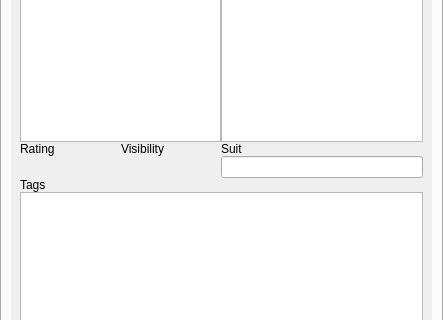
subsurface/subsurface, file qt-ui/maintab.ui: the form before one commit; both pictures show x 0 to 443 and y 211 to 531 of the 443 by 815 pixel window.
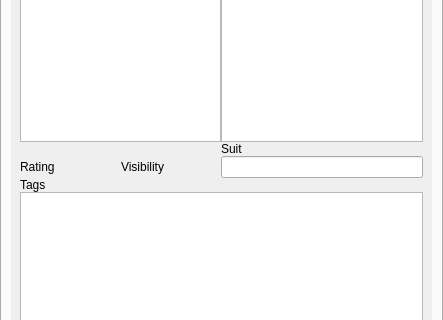
The form after the commit. Icons and pictures are not drawn. Custom widgets are drawn as their Qt base class.

Commit message:
Maintab combobox to set dive type
still needs some work

```diff
--- a/qt-ui/maintab.ui
+++ b/qt-ui/maintab.ui
@@ -175,28 +175,28 @@
            <number>0</number>
           </property>
           <item>
-           <widget class="QLabel" name="RatingLabel">
+           <widget class="StarWidget" name="rating" native="true">
             <property name="sizePolicy">
              <sizepolicy hsizetype="MinimumExpanding" vsizetype="Preferred">
               <horstretch>0</horstretch>
               <verstretch>0</verstretch>
              </sizepolicy>
             </property>
-            <property name="text">
-             <string>Rating</string>
+            <property name="focusPolicy">
+             <enum>Qt::StrongFocus</enum>
             </property>
            </widget>
           </item>
           <item>
-           <widget class="QLabel" name="visibilityLabel">
+           <widget class="StarWidget" name="visibility" native="true">
             <property name="sizePolicy">
              <sizepolicy hsizetype="MinimumExpanding" vsizetype="Preferred">
               <horstretch>0</horstretch>
               <verstretch>0</verstretch>
              </sizepolicy>
             </property>
-            <property name="text">
-             <string>Visibility</string>
+            <property name="focusPolicy">
+             <enum>Qt::StrongFocus</enum>
             </property>
            </widget>
           </item>
@@ -236,28 +236,28 @@
            <number>0</number>
           </property>
           <item>
-           <widget class="StarWidget" name="rating" native="true">
+           <widget class="QLabel" name="RatingLabel">
             <property name="sizePolicy">
              <sizepolicy hsizetype="MinimumExpanding" vsizetype="Preferred">
               <horstretch>0</horstretch>
               <verstretch>0</verstretch>
              </sizepolicy>
             </property>
-            <property name="focusPolicy">
-             <enum>Qt::StrongFocus</enum>
+            <property name="text">
+             <string>Rating</string>
             </property>
            </widget>
           </item>
           <item>
-           <widget class="StarWidget" name="visibility" native="true">
+           <widget class="QLabel" name="visibilityLabel">
             <property name="sizePolicy">
              <sizepolicy hsizetype="MinimumExpanding" vsizetype="Preferred">
               <horstretch>0</horstretch>
               <verstretch>0</verstretch>
              </sizepolicy>
             </property>
-            <property name="focusPolicy">
-             <enum>Qt::StrongFocus</enum>
+            <property name="text">
+             <string>Visibility</string>
             </property>
            </widget>
           </item>
```
Left out of the diff: 11 changed lines with no effect on the pictures. The commit also changes 7 other files.
